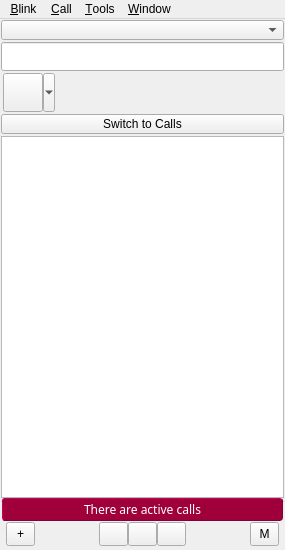
Old version of the form resources/blink.ui in the repository pol51/blink-qt.
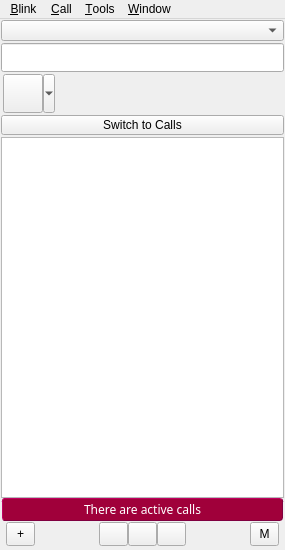
New version of the form. Icons and pictures are not drawn. Custom widgets are drawn as their Qt base class.

Commit message:
Improved displaying the account states in preferences and the main window
Ignore-this: c988316ccb6cdcad89feb738039e5a82

darcs-hash:20140410152013-b22ec-a7ac8e8acbf441c383f2c5d9b9d30233c6897131

What changed in the file:
```diff
--- a/resources/blink.ui
+++ b/resources/blink.ui
@@ -45,12 +45,26 @@
       <property name="maximumSize">
        <size>
         <width>16777215</width>
-        <height>20</height>
+        <height>21</height>
        </size>
       </property>
+      <property name="font">
+       <font>
+        <pointsize>9</pointsize>
+       </font>
+      </property>
       <property name="toolTip">
        <string>Select the SIP account used for outbound calls</string>
       </property>
+      <property name="maxVisibleItems">
+       <number>20</number>
+      </property>
+      <property name="iconSize">
+       <size>
+        <width>14</width>
+        <height>14</height>
+       </size>
+      </property>
      </widget>
     </item>
     <item>
```
The commit also changes 6 other files.
